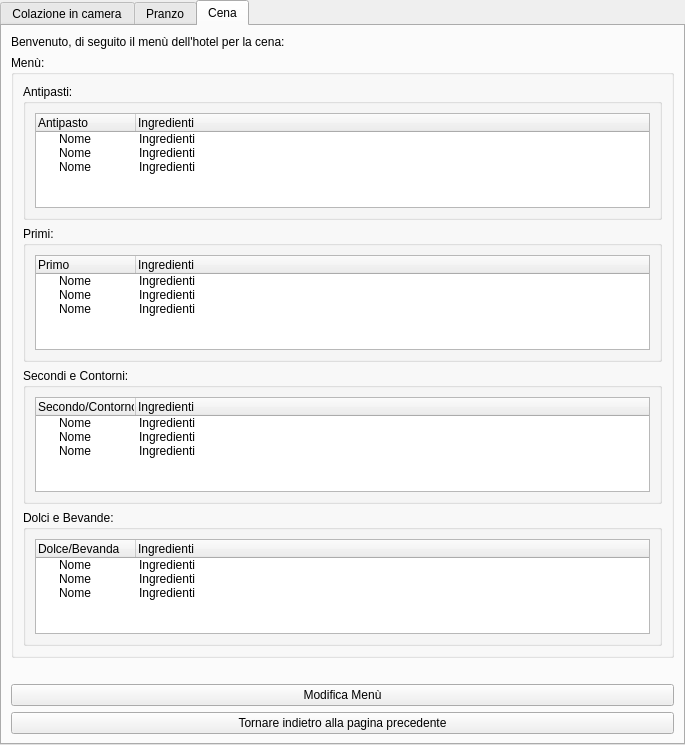
Qt form ui/Titolare/GestioneCucina/GestioneCucinaInterfaccia.ui (mdoraz/Hotel) before a commit.
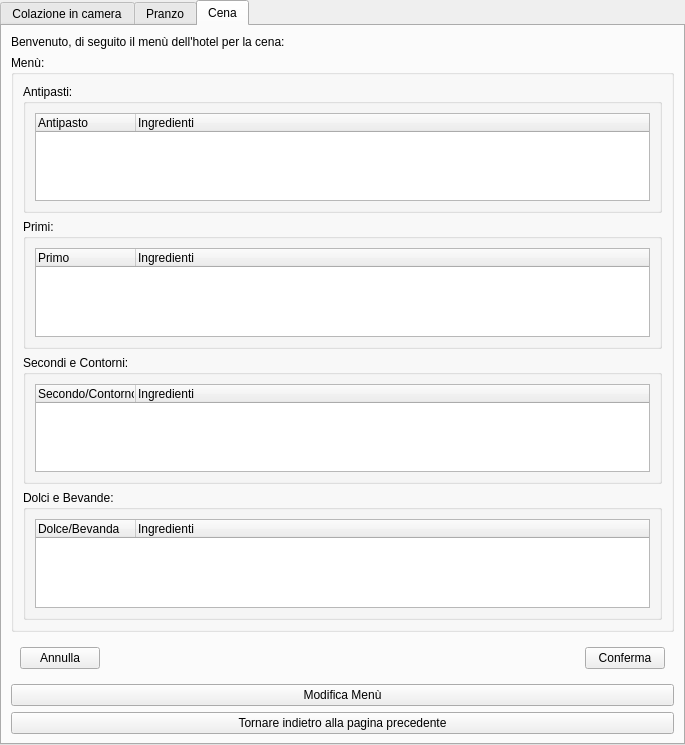
The same form after that commit. The open tabs and pages were chosen to show the change.

Commit message: modifiche titolo file .ui , ora si visualizza il titolo "Struttura Alberghiera"

```diff
--- a/ui/Titolare/GestioneCucina/GestioneCucinaInterfaccia.ui
+++ b/ui/Titolare/GestioneCucina/GestioneCucinaInterfaccia.ui
@@ -502,36 +502,6 @@
               <string>Ingredienti</string>
              </property>
             </column>
-            <item>
-             <property name="text">
-              <string>Nome</string>
-             </property>
-             <property name="text">
-              <string>Ingredienti</string>
-             </property>
-             <property name="flags">
-              <set>ItemIsEditable|ItemIsDragEnabled|ItemIsDropEnabled|ItemIsUserCheckable|ItemIsEnabled</set>
-             </property>
-            </item>
-            <item>
-             <property name="text">
-              <string>Nome</string>
-             </property>
-             <property name="text">
-              <string>Ingredienti</string>
-             </property>
-             <property name="flags">
-              <set>ItemIsDragEnabled|ItemIsDropEnabled|ItemIsUserCheckable|ItemIsEnabled</set>
-             </property>
-            </item>
-            <item>
-             <property name="text">
-              <string>Nome</string>
-             </property>
-             <property name="text">
-              <string>Ingredienti</string>
-             </property>
-            </item>
            </widget>
           </item>
          </layout>
@@ -558,30 +528,6 @@
               <string>Ingredienti</string>
              </property>
             </column>
-            <item>
-             <property name="text">
-              <string>Nome</string>
-             </property>
-             <property name="text">
-              <string>Ingredienti</string>
-             </property>
-            </item>
-            <item>
-             <property name="text">
-              <string>Nome</string>
-             </property>
-             <property name="text">
-              <string>Ingredienti</string>
-             </property>
-            </item>
-            <item>
-             <property name="text">
-              <string>Nome</string>
-             </property>
-             <property name="text">
-              <string>Ingredienti</string>
-             </property>
-            </item>
            </widget>
           </item>
          </layout>
@@ -605,30 +551,6 @@
               <string>Ingredienti</string>
              </property>
             </column>
-            <item>
-             <property name="text">
-              <string>Nome</string>
-             </property>
-             <property name="text">
-              <string>Ingredienti</string>
-             </property>
-            </item>
-            <item>
-             <property name="text">
-              <string>Nome</string>
-             </property>
-             <property name="text">
-              <string>Ingredienti</string>
-             </property>
-            </item>
-            <item>
-             <property name="text">
-              <string>Nome</string>
-             </property>
-             <property name="text">
-              <string>Ingredienti</string>
-             </property>
-            </item>
            </widget>
           </item>
          </layout>
@@ -652,30 +574,6 @@
               <string>Ingredienti</string>
              </property>
             </column>
-            <item>
-             <property name="text">
-              <string>Nome</string>
-             </property>
-             <property name="text">
-              <string>Ingredienti</string>
-             </property>
-            </item>
-            <item>
-             <property name="text">
-              <string>Nome</string>
-             </property>
-             <property name="text">
-              <string>Ingredienti</string>
-             </property>
-            </item>
-            <item>
-             <property name="text">
-              <string>Nome</string>
-             </property>
-             <property name="text">
-              <string>Ingredienti</string>
-             </property>
-            </item>
            </widget>
           </item>
          </layout>
@@ -685,17 +583,37 @@
      </widget>
     </item>
     <item>
-     <spacer name="horizontalSpacer_3">
-      <property name="orientation">
-       <enum>Qt::Horizontal</enum>
-      </property>
-      <property name="sizeHint" stdset="0">
-       <size>
-        <width>40</width>
-        <height>20</height>
-       </size>
-      </property>
-     </spacer>
+     <widget class="QWidget" name="widgetModificaMenu_3" native="true">
+      <layout class="QGridLayout" name="gridLayout_14">
+       <item row="0" column="0">
+        <widget class="QPushButton" name="btnAnnullaModifiche_3">
+         <property name="text">
+          <string>Annulla</string>
+         </property>
+        </widget>
+       </item>
+       <item row="0" column="1">
+        <spacer name="horizontalSpacer_3">
+         <property name="orientation">
+          <enum>Qt::Horizontal</enum>
+         </property>
+         <property name="sizeHint" stdset="0">
+          <size>
+           <width>40</width>
+           <height>20</height>
+          </size>
+         </property>
+        </spacer>
+       </item>
+       <item row="0" column="2">
+        <widget class="QPushButton" name="btnConfermaModifiche_3">
+         <property name="text">
+          <string>Conferma</string>
+         </property>
+        </widget>
+       </item>
+      </layout>
+     </widget>
     </item>
     <item>
      <widget class="QPushButton" name="btnModificaMenuCena">
```
Left out of the diff: 299 changed lines with no effect on the pictures. The commit also changes 46 other files.
